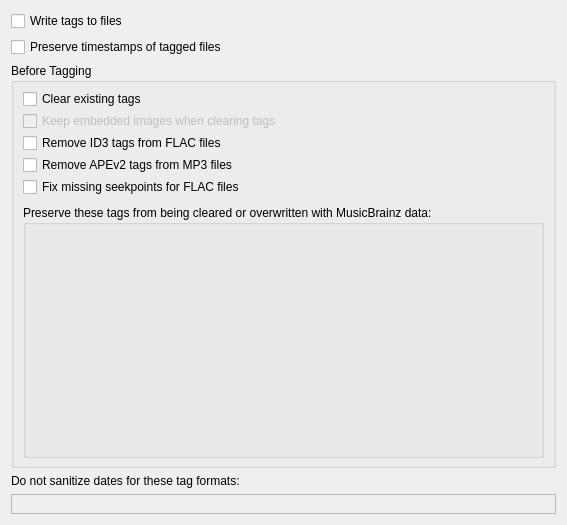
Before: the Qt Designer form ui/options_tags.ui in metabrainz/picard, drawn with Qt 5.
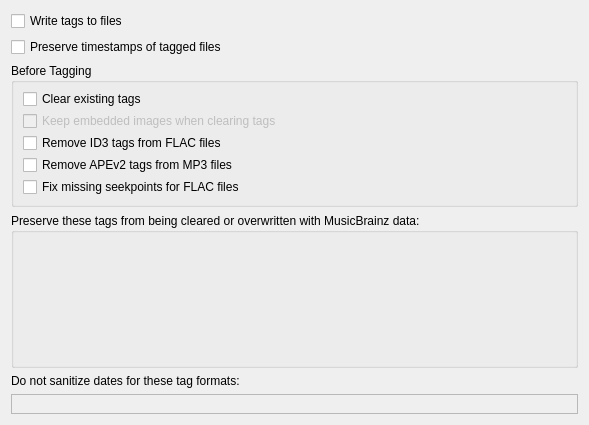
After: the same form once the commit is applied. Custom widgets are drawn as their Qt base class.

Commit message: Avoid QGroupBox nesting in tags options UI

Diff of the .ui file:
```diff
--- a/ui/options_tags.ui
+++ b/ui/options_tags.ui
@@ -6,8 +6,8 @@
    <rect>
     <x>0</x>
     <y>0</y>
-    <width>567</width>
-    <height>525</height>
+    <width>589</width>
+    <height>425</height>
    </rect>
   </property>
   <layout class="QVBoxLayout">
@@ -78,21 +78,8 @@
         </property>
        </widget>
       </item>
-      <item>
-       <spacer name="verticalSpacer">
-        <property name="orientation">
-         <enum>Qt::Vertical</enum>
-        </property>
-        <property name="sizeType">
-         <enum>QSizePolicy::Fixed</enum>
-        </property>
-        <property name="sizeHint" stdset="0">
-         <size>
-          <width>20</width>
-          <height>6</height>
-         </size>
-        </property>
-       </spacer>
+     </layout>
+    </widget>
       </item>
       <item>
        <widget class="QGroupBox" name="preserved_tags_groupbox">
@@ -108,9 +95,6 @@
              <verstretch>0</verstretch>
             </sizepolicy>
            </property>
-          </widget>
-         </item>
-        </layout>
        </widget>
       </item>
      </layout>
```
Lines whose indentation alone changed are shown as unchanged. The commit also changes 1 other file.
